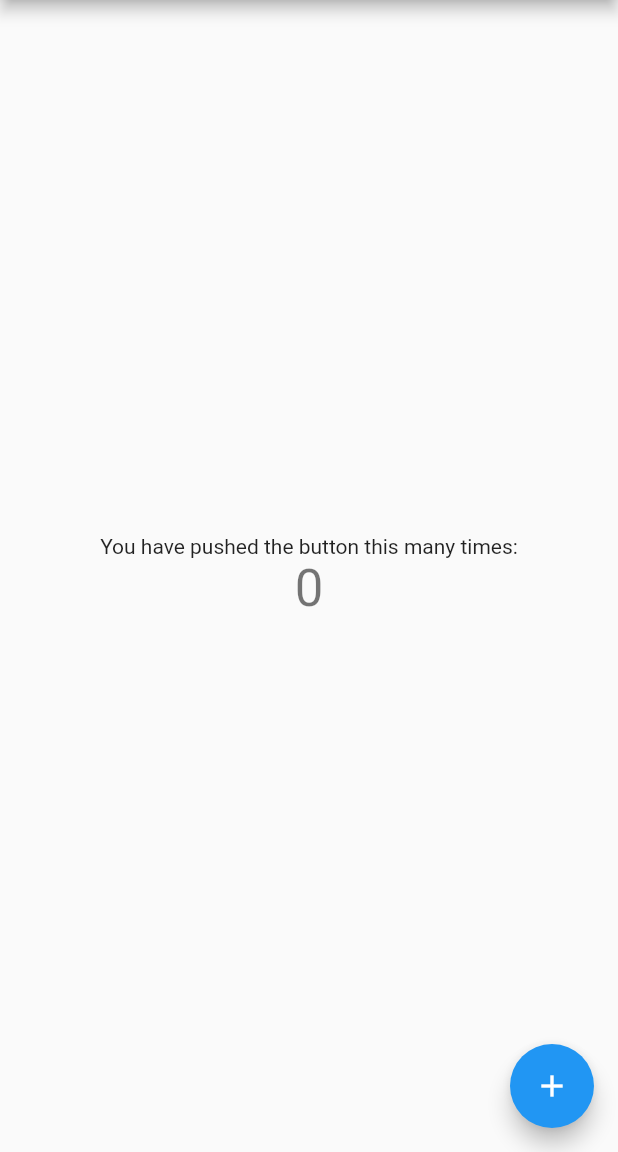
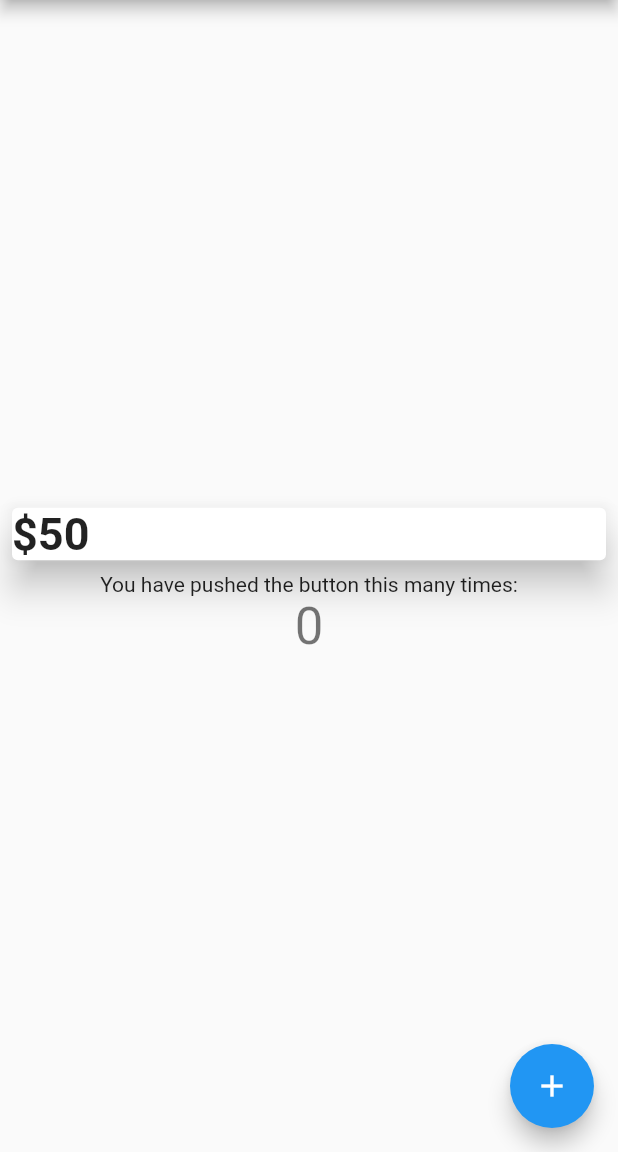
Before and after one commit to Amodbel/test, a Flutter app: the screen it shows after launch, on a phone screen of 412 x 824 dp, the part 84-1236 px from its top. Run offline on Flutter 3.47's test engine with Material 2 defaults, Android fonts, the phone set to English and light mode, and no system bars.

Commit message:
fitst commit

```diff
--- a/lib/main.dart
+++ b/lib/main.dart
@@ -65,38 +65,30 @@ class _MyHomePageState extends State<MyHomePage> {
 
   @override
   Widget build(BuildContext context) {
-    // This method is rerun every time setState is called, for instance as done
-    // by the _incrementCounter method above.
-    //
-    // The Flutter framework has been optimized to make rerunning build methods
-    // fast, so that you can just rebuild anything that needs updating rather
-    // than having to individually change instances of widgets.
     return Scaffold(
       appBar: AppBar(
-        // Here we take the value from the MyHomePage object that was created by
-        // the App.build method, and use it to set our appbar title.
         title: Text(widget.title),
       ),
-      body: Center(
-        // Center is a layout widget. It takes a single child and positions it
-        // in the middle of the parent.
-        child: Column(
-          // Column is also a layout widget. It takes a list of children and
-          // arranges them vertically. By default, it sizes itself to fit its
-          // children horizontally, and tries to be as tall as its parent.
-          //
-          // Invoke "debug painting" (press "p" in the console, choose the
-          // "Toggle Debug Paint" action from the Flutter Inspector in Android
-          // Studio, or the "Toggle Debug Paint" command in Visual Studio Code)
-          // to see the wireframe for each widget.
-          //
-          // Column has various properties to control how it sizes itself and
-          // how it positions its children. Here we use mainAxisAlignment to
-          // center the children vertically; the main axis here is the vertical
-          // axis because Columns are vertical (the cross axis would be
-          // horizontal).
+      body: Column(
         mainAxisAlignment: MainAxisAlignment.center,
         children: <Widget>[
+          Container(
+            child: Card(
+              child: Row(
+                children: [
+                  Text(
+                    '\$50',
+                    style: TextStyle(
+                      fontSize: 30,
+                      fontWeight: FontWeight.bold,
+                    ),
+                  ),
+                ],
+              ),
+              elevation: 10,
+            ),
+            padding: EdgeInsets.all(4),
+          ),
           Text(
             'You have pushed the button this many times:',
           ),
@@ -106,7 +98,6 @@ class _MyHomePageState extends State<MyHomePage> {
           ),
         ],
       ),
-      ),
       floatingActionButton: FloatingActionButton(
         onPressed: _incrementCounter,
         tooltip: 'Increment',
```
Lines whose indentation alone changed are shown as unchanged.
